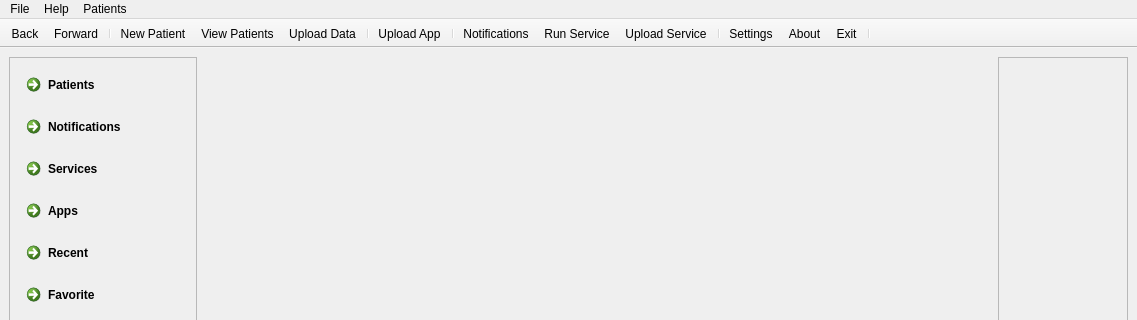
This is ui/mainwindow.ui in creativepsyco/panex-client as Qt 5 draws it before an edit; both pictures show x 0 to 1137 and y 0 to 320 of the 1137 by 668 pixel window. The edited form follows.
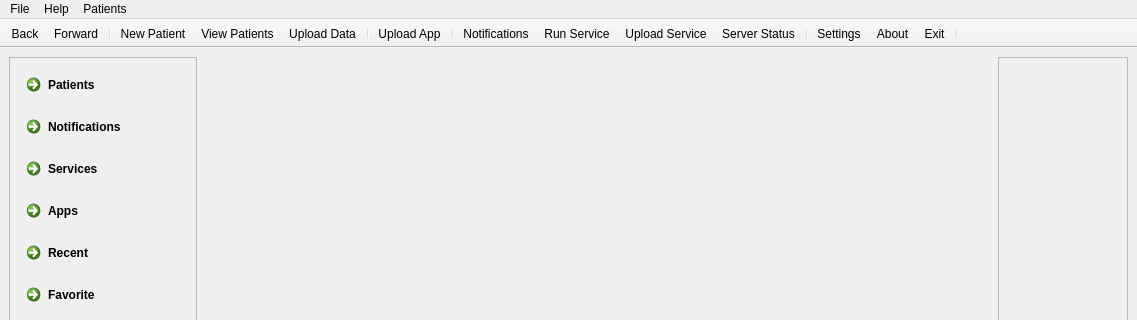
This is the edited form. Icons and pictures are not drawn.

Commit message: Added server status monitor

Diff of the .ui file:
```diff
--- a/ui/mainwindow.ui
+++ b/ui/mainwindow.ui
@@ -242,6 +242,7 @@
    <addaction name="actionNotifications"/>
    <addaction name="actionRun_Service"/>
    <addaction name="actionUpload_Service"/>
+   <addaction name="actionView_Server_Status"/>
    <addaction name="separator"/>
    <addaction name="actionSettings"/>
    <addaction name="actionAbout"/>
@@ -428,6 +429,15 @@
     <string>Run Service</string>
    </property>
   </action>
+  <action name="actionView_Server_Status">
+   <property name="icon">
+    <iconset resource="../res/panexres.qrc">
+     <normaloff>:/icons/Chart_Graph_Ascending.png</normaloff>:/icons/Chart_Graph_Ascending.png</iconset>
+   </property>
+   <property name="text">
+    <string>Server Status</string>
+   </property>
+  </action>
  </widget>
  <resources>
   <include location="../res/panexres.qrc"/>
```
The commit also changes 8 other files.
